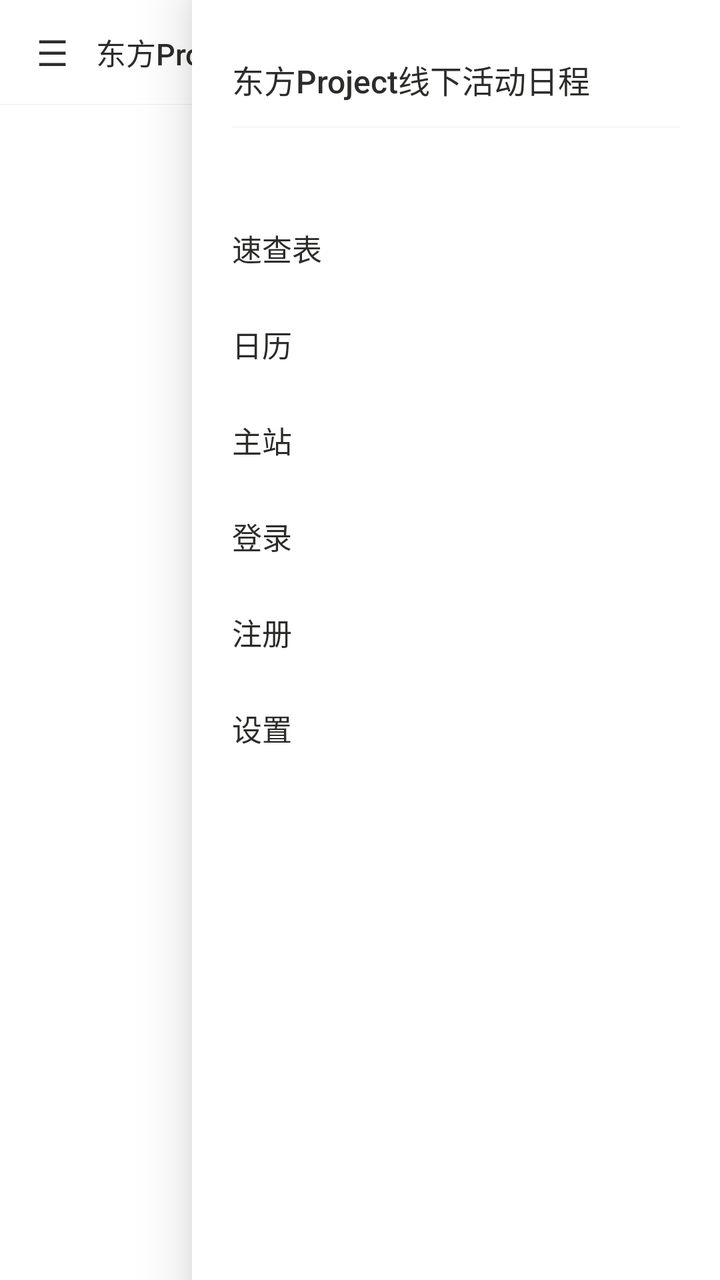
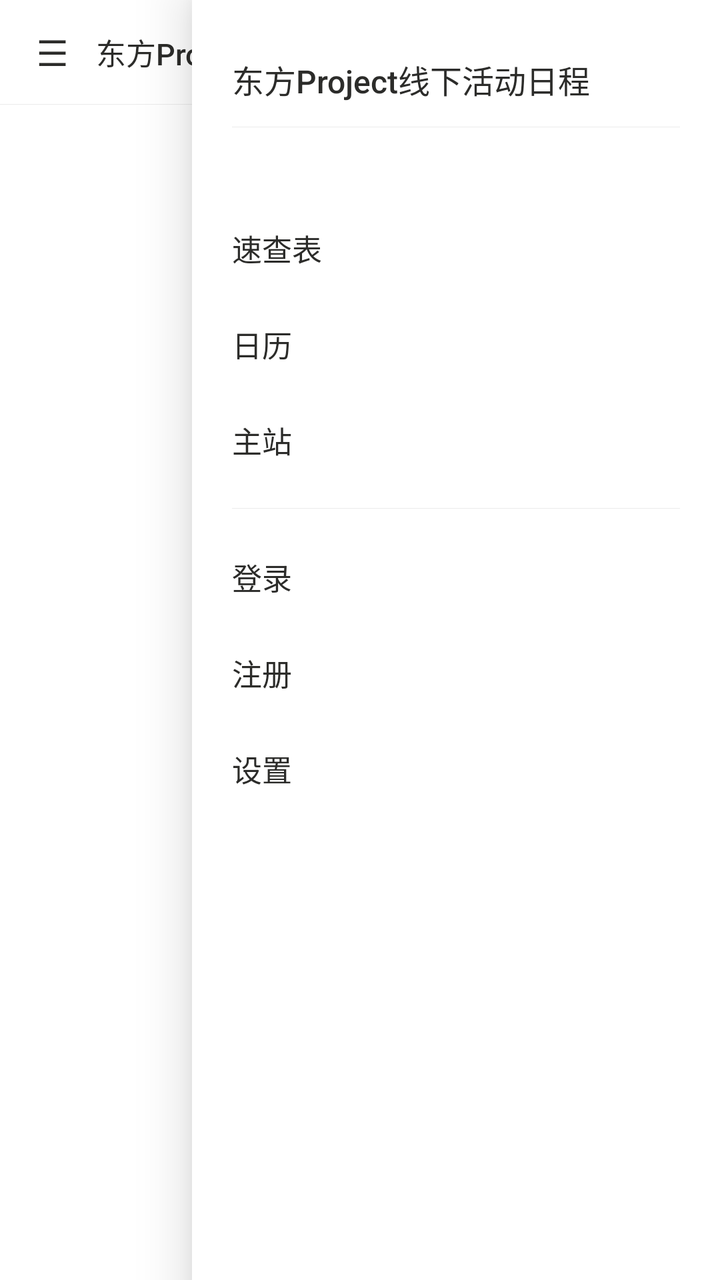

An Android layout rendered at two revisions. The XML below is the earlier revision; the diff shows what the commit changed to produce the second picture.
<!-- AndroidManifest.xml: application theme AppTheme -->
<!-- res/layout/activity_main.xml -->
<?xml version="1.0" encoding="utf-8"?>
<FrameLayout xmlns:android="http://schemas.android.com/apk/res/android"
    android:layout_width="match_parent"
    android:layout_height="match_parent"
    android:background="@color/page_bg">

    <LinearLayout
        android:layout_width="match_parent"
        android:layout_height="match_parent"
        android:orientation="vertical">

        <LinearLayout
            android:layout_width="match_parent"
            android:layout_height="52dp"
            android:background="@color/tabbar_bg"
            android:gravity="center_vertical"
            android:orientation="horizontal"
            android:paddingStart="4dp"
            android:paddingEnd="8dp">

            <TextView
                android:id="@+id/menuButton"
                android:layout_width="44dp"
                android:layout_height="match_parent"
                android:background="?android:attr/selectableItemBackground"
                android:contentDescription="@string/menu"
                android:gravity="center"
                android:text="☰"
                android:textColor="@color/text_primary"
                android:textSize="18sp" />

            <TextView
                android:id="@+id/headerTitle"
                android:layout_width="0dp"
                android:layout_height="wrap_content"
                android:layout_weight="1"
                android:ellipsize="end"
                android:fontFamily="sans-serif-medium"
                android:maxLines="1"
                android:text="@string/app_name"
                android:textColor="@color/text_primary"
                android:textSize="15sp" />

            <TextView
                android:id="@+id/refresh"
                android:layout_width="wrap_content"
                android:layout_height="wrap_content"
                android:background="?android:attr/selectableItemBackground"
                android:paddingStart="12dp"
                android:paddingTop="8dp"
                android:paddingEnd="12dp"
                android:paddingBottom="8dp"
                android:text="@string/refresh"
                android:textColor="@color/accent"
                android:textSize="13sp" />
        </LinearLayout>

        <View
            android:layout_width="match_parent"
            android:layout_height="1px"
            android:background="@color/divider" />

        <TextView
            android:id="@+id/offlineBanner"
            android:layout_width="match_parent"
            android:layout_height="wrap_content"
            android:background="@color/banner_bg"
            android:paddingStart="16dp"
            android:paddingTop="8dp"
            android:paddingEnd="16dp"
            android:paddingBottom="8dp"
            android:textColor="@color/banner_text"
            android:textSize="12sp"
            android:visibility="gone" />

        <FrameLayout
            android:id="@+id/content"
            android:layout_width="match_parent"
            android:layout_height="0dp"
            android:layout_weight="1" />
    </LinearLayout>

    <View
        android:id="@+id/scrim"
        android:layout_width="match_parent"
        android:layout_height="match_parent"
        android:background="@color/scrim"
        android:visibility="gone" />

    <LinearLayout
        android:id="@+id/drawer"
        android:layout_width="@dimen/drawer_width"
        android:layout_height="match_parent"
        android:layout_gravity="end"
        android:background="@color/tabbar_bg"
        android:elevation="16dp"
        android:orientation="vertical"
        android:paddingBottom="16dp">

        <TextView
            android:layout_width="match_parent"
            android:layout_height="wrap_content"
            android:fontFamily="sans-serif-medium"
            android:paddingStart="20dp"
            android:paddingTop="28dp"
            android:paddingEnd="20dp"
            android:paddingBottom="12dp"
            android:text="@string/app_name"
            android:textColor="@color/text_primary"
            android:textSize="16sp" />

        <View
            android:layout_width="match_parent"
            android:layout_height="1px"
            android:layout_marginStart="20dp"
            android:layout_marginEnd="20dp"
            android:layout_marginBottom="8dp"
            android:background="@color/divider" />

        <TextView
            android:id="@+id/accountLabel"
            android:layout_width="match_parent"
            android:layout_height="wrap_content"
            android:paddingStart="20dp"
            android:paddingTop="4dp"
            android:paddingEnd="20dp"
            android:paddingBottom="8dp"
            android:textColor="@color/text_secondary"
            android:textSize="12sp" />

        <TextView
            android:id="@+id/navList"
            style="@style/NavItem"
            android:text="@string/tab_list" />

        <TextView
            android:id="@+id/navCalendar"
            style="@style/NavItem"
            android:text="@string/tab_calendar" />

        <TextView
            android:id="@+id/navWeb"
            style="@style/NavItem"
            android:text="@string/nav_web" />

        <TextView
            android:id="@+id/navLogin"
            style="@style/NavItem"
            android:text="@string/nav_login" />

        <TextView
            android:id="@+id/navRegister"
            style="@style/NavItem"
            android:text="@string/nav_register" />

        <TextView
            android:id="@+id/navLogout"
            style="@style/NavItem"
            android:text="@string/auth_logout"
            android:visibility="gone" />

        <TextView
            android:id="@+id/navSettings"
            style="@style/NavItem"
            android:text="@string/nav_settings" />

        <View
            android:layout_width="match_parent"
            android:layout_height="0dp"
            android:layout_weight="1" />

        <TextView
            android:id="@+id/navVersion"
            android:layout_width="match_parent"
            android:layout_height="wrap_content"
            android:paddingStart="20dp"
            android:paddingTop="8dp"
            android:paddingEnd="20dp"
            android:textColor="@color/text_tertiary"
            android:textSize="12sp" />
    </LinearLayout>

</FrameLayout>
<!-- resources referenced by this layout -->
<resources>
  <color name="accent">#D4537E</color>
  <color name="banner_bg">#FFF4E5</color>
  <color name="banner_text">#854F0B</color>
  <color name="divider">#14000000</color>
  <color name="page_bg">#FFFFFFFF</color>
  <color name="scrim">#66000000</color>
  <color name="tabbar_bg">#FFFFFFFF</color>
  <color name="text_primary">#2C2C2A</color>
  <color name="text_secondary">#888780</color>
  <color name="text_tertiary">#B4B2A9</color>
  <dimen name="drawer_width">264dp</dimen>
  <string name="app_name">东方Project线下活动日程</string>
  <string name="auth_logout">退出登录</string>
  <string name="menu">菜单</string>
  <string name="nav_login">登录</string>
  <string name="nav_register">注册</string>
  <string name="nav_settings">设置</string>
  <string name="nav_web">主站</string>
  <string name="refresh">刷新</string>
  <string name="tab_calendar">日历</string>
  <string name="tab_list">速查表</string>
  <style name="NavItem">
          <item name="android:layout_width">match_parent</item>
          <item name="android:layout_height">@dimen/nav_item_height</item>
          <item name="android:gravity">center_vertical</item>
          <item name="android:paddingStart">20dp</item>
          <item name="android:paddingEnd">20dp</item>
          <item name="android:textSize">15sp</item>
          <item name="android:textColor">@color/text_primary</item>
          <item name="android:background">?android:attr/selectableItemBackground</item>
      </style>
  <style name="AppTheme" parent="@android:style/Theme.DeviceDefault.Light.NoActionBar">
          <item name="android:windowBackground">@color/page_bg</item>
          <item name="android:statusBarColor">@color/tabbar_bg</item>
          <item name="android:navigationBarColor">@color/tabbar_bg</item>
          <item name="android:windowLightStatusBar">true</item>
      </style>
  <dimen name="nav_item_height">48dp</dimen>
</resources>

<!-- the commit's change to res/layout/activity_main.xml (unified diff, before → after) -->
@@ -128,53 +128,83 @@
             android:textColor="@color/text_secondary"
             android:textSize="12sp" />
 
-        <TextView
-            android:id="@+id/navList"
-            style="@style/NavItem"
-            android:text="@string/tab_list" />
-
-        <TextView
-            android:id="@+id/navCalendar"
-            style="@style/NavItem"
-            android:text="@string/tab_calendar" />
-
-        <TextView
-            android:id="@+id/navWeb"
-            style="@style/NavItem"
-            android:text="@string/nav_web" />
-
-        <TextView
-            android:id="@+id/navLogin"
-            style="@style/NavItem"
-            android:text="@string/nav_login" />
-
-        <TextView
-            android:id="@+id/navRegister"
-            style="@style/NavItem"
-            android:text="@string/nav_register" />
-
-        <TextView
-            android:id="@+id/navLogout"
-            style="@style/NavItem"
-            android:text="@string/auth_logout"
-            android:visibility="gone" />
-
-        <TextView
-            android:id="@+id/navSettings"
-            style="@style/NavItem"
-            android:text="@string/nav_settings" />
-
-        <View
+        <ScrollView
             android:layout_width="match_parent"
             android:layout_height="0dp"
-            android:layout_weight="1" />
+            android:layout_weight="1"
+            android:scrollbars="none">
+
+            <LinearLayout
+                android:layout_width="match_parent"
+                android:layout_height="wrap_content"
+                android:orientation="vertical">
+
+                <LinearLayout
+                    android:id="@+id/navBuiltIn"
+                    android:layout_width="match_parent"
+                    android:layout_height="wrap_content"
+                    android:orientation="vertical">
+
+                    <TextView
+                        android:id="@+id/navList"
+                        style="@style/NavItem"
+                        android:text="@string/tab_list" />
+
+                    <TextView
+                        android:id="@+id/navCalendar"
+                        style="@style/NavItem"
+                        android:text="@string/tab_calendar" />
+
+                    <TextView
+                        android:id="@+id/navWeb"
+                        style="@style/NavItem"
+                        android:text="@string/nav_web" />
+                </LinearLayout>
+
+                <LinearLayout
+                    android:id="@+id/navDynamic"
+                    android:layout_width="match_parent"
+                    android:layout_height="wrap_content"
+                    android:orientation="vertical" />
+
+                <View
+                    android:layout_width="match_parent"
+                    android:layout_height="1px"
+                    android:layout_marginStart="20dp"
+                    android:layout_marginTop="10dp"
+                    android:layout_marginEnd="20dp"
+                    android:layout_marginBottom="10dp"
+                    android:background="@color/divider" />
+
+                <TextView
+                    android:id="@+id/navLogin"
+                    style="@style/NavItem"
+                    android:text="@string/nav_login" />
+
+                <TextView
+                    android:id="@+id/navRegister"
+                    style="@style/NavItem"
+                    android:text="@string/nav_register" />
+
+                <TextView
+                    android:id="@+id/navLogout"
+                    style="@style/NavItem"
+                    android:text="@string/auth_logout"
+                    android:visibility="gone" />
+
+                <TextView
+                    android:id="@+id/navSettings"
+                    style="@style/NavItem"
+                    android:text="@string/nav_settings" />
+            </LinearLayout>
+        </ScrollView>
 
         <TextView
             android:id="@+id/navVersion"
             android:layout_width="match_parent"
             android:layout_height="wrap_content"
             android:paddingStart="20dp"
-            android:paddingTop="8dp"
+            android:paddingTop="10dp"
             android:paddingEnd="20dp"
             android:textColor="@color/text_tertiary"
             android:textSize="12sp" />
